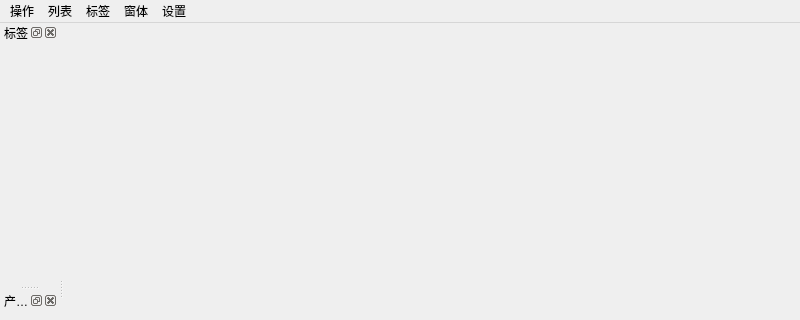
Before: the Qt Designer form ui/PartMainWindow.ui in ChenZebin9/python_pdm_2, drawn with Qt 5; both pictures show x 0 to 800 and y 0 to 320 of the 800 by 600 pixel window.
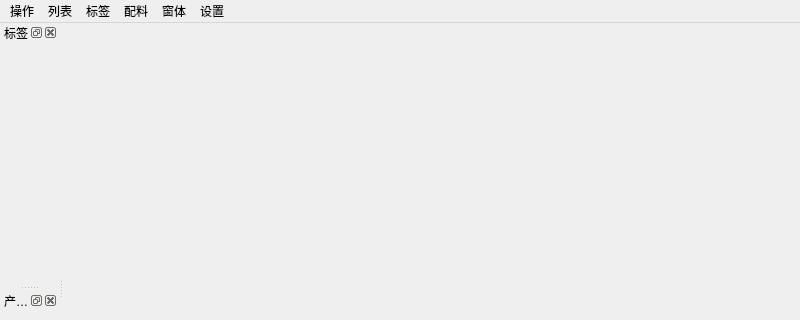
After: the same form once the commit is applied.

Commit message: 截至2020年2月8日的更改，接下来要增加配料管理功能，进行备份。

```diff
--- a/ui/PartMainWindow.ui
+++ b/ui/PartMainWindow.ui
@@ -20,7 +20,7 @@
      <x>0</x>
      <y>0</y>
      <width>800</width>
-     <height>23</height>
+     <height>26</height>
     </rect>
    </property>
    <widget class="QMenu" name="operationMenu">
@@ -77,9 +77,16 @@
     <addaction name="selectDefaultTagMenuItem"/>
     <addaction name="addTag2PartMenuItem"/>
    </widget>
+   <widget class="QMenu" name="storingMenu">
+    <property name="title">
+     <string>配料</string>
+    </property>
+    <addaction name="showStorageMenuItem"/>
+   </widget>
    <addaction name="operationMenu"/>
    <addaction name="dataMenu"/>
    <addaction name="tagMenu"/>
+   <addaction name="storingMenu"/>
    <addaction name="windowsMenu"/>
    <addaction name="settingMenu"/>
   </widget>
```
Left out of the diff: 11 changed lines with no effect on the pictures. The commit also changes 36 other files.
